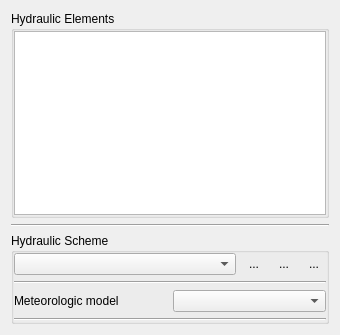
Old version of the form src/ui/reoshydraulicnetworkwidget.ui in the repository vcloarec/ReosProject.
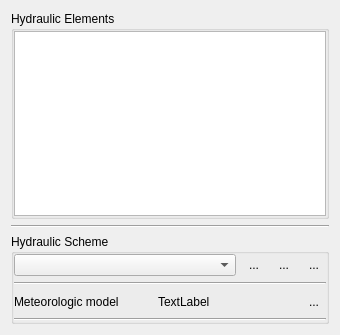
New version of the form. Icons and pictures are not drawn.

Commit message: improve UI for selection meteo model of hydraulic scheme

Patch:
```diff
--- a/src/ui/reoshydraulicnetworkwidget.ui
+++ b/src/ui/reoshydraulicnetworkwidget.ui
@@ -70,10 +70,42 @@
       <property name="bottomMargin">
        <number>0</number>
       </property>
-      <item row="2" column="1">
-       <widget class="QComboBox" name="mMeteoModelCombo"/>
+      <item row="1" column="0" colspan="3">
+       <widget class="Line" name="line_2">
+        <property name="orientation">
+         <enum>Qt::Horizontal</enum>
+        </property>
+       </widget>
       </item>
-      <item row="0" column="0" colspan="2">
+      <item row="3" column="0">
+       <widget class="QLabel" name="label">
+        <property name="text">
+         <string>Meteorologic model</string>
+        </property>
+       </widget>
+      </item>
+      <item row="3" column="1">
+       <widget class="QLabel" name="mMeteoModelLabel">
+        <property name="text">
+         <string notr="true">TextLabel</string>
+        </property>
+       </widget>
+      </item>
+      <item row="3" column="2">
+       <widget class="QToolButton" name="mSchemeSettingsButton">
+        <property name="text">
+         <string>...</string>
+        </property>
+        <property name="icon">
+         <iconset resource="../../images/images.qrc">
+          <normaloff>:/images/settings.svg</normaloff>:/images/settings.svg</iconset>
+        </property>
+        <property name="autoRaise">
+         <bool>true</bool>
+        </property>
+       </widget>
+      </item>
+      <item row="0" column="0" colspan="3">
        <layout class="QHBoxLayout" name="horizontalLayout">
         <property name="topMargin">
          <number>0</number>
@@ -128,21 +160,7 @@
         </item>
        </layout>
       </item>
-      <item row="2" column="0">
-       <widget class="QLabel" name="label">
-        <property name="text">
-         <string>Meteorologic model</string>
-        </property>
-       </widget>
-      </item>
-      <item row="1" column="0" colspan="2">
-       <widget class="Line" name="line_2">
-        <property name="orientation">
-         <enum>Qt::Horizontal</enum>
-        </property>
-       </widget>
-      </item>
-      <item row="3" column="0" colspan="2">
+      <item row="4" column="0" colspan="3">
        <widget class="Line" name="line_3">
         <property name="orientation">
          <enum>Qt::Horizontal</enum>
```
The commit also changes 6 other files.
